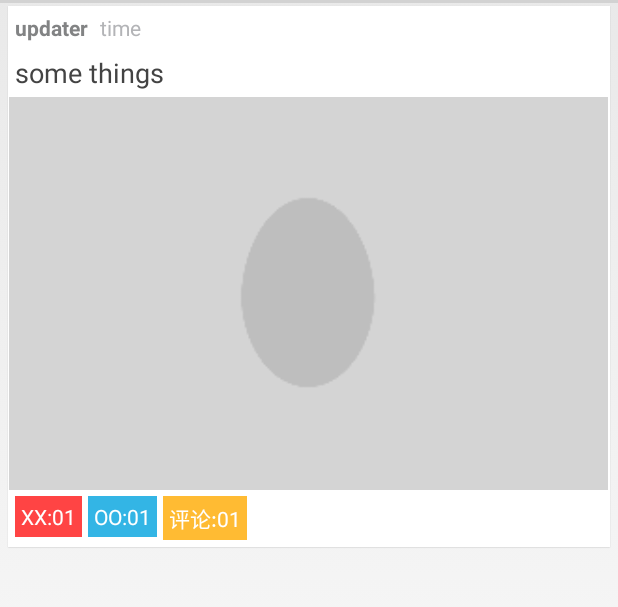
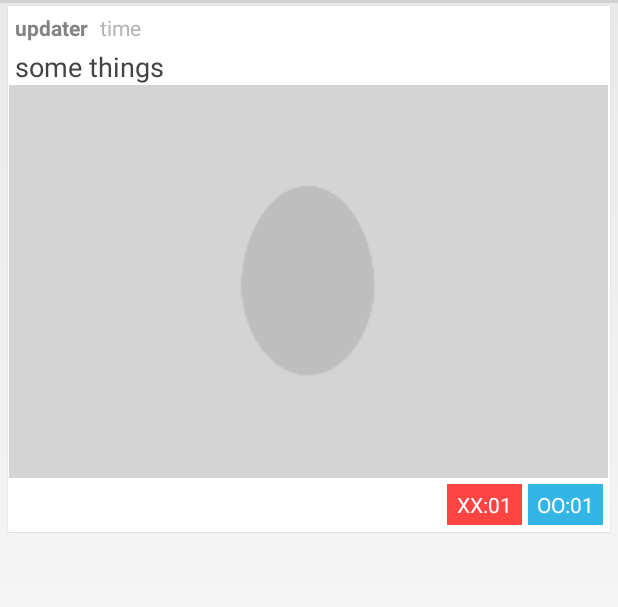
Before and after one commit to geniusnut/Jandanplus, an Android app: the layout pics_fm2.xml on its own in the app's theme, with its tools: preview values and no code run, on a phone screen of 412 x 824 dp, the part 69-676 px from its top. Run offline under Robolectric (Android 15) with nearby library versions, the phone set to English and light mode, and no system bars.

```diff
--- a/app/src/main/res/layout/pics_fm2.xml
+++ b/app/src/main/res/layout/pics_fm2.xml
@@ -43,7 +43,7 @@
         <TextView
             android:layout_width="wrap_content"
             android:layout_height="wrap_content"
-            android:layout_margin="4dp"
+            android:layout_marginLeft="4dp"
             android:textSize="8pt"
             android:textColor="#434343"
             android:text="some things"
@@ -62,13 +62,15 @@
             android:layout_margin="2dp"
             android:layout_width="wrap_content"
             android:layout_height="wrap_content"
-            android:orientation="horizontal">
+            android:orientation="horizontal"
+            android:layout_gravity="right">
             <LinearLayout
-                android:layout_width="wrap_content"
+                android:layout_width="50dp"
                 android:layout_height="wrap_content"
                 android:padding="4dp"
                 android:layout_margin="2dp"
                 android:orientation="horizontal"
+                android:gravity="center"
                 android:background="@android:color/holo_red_light">
                 <TextView
                     android:layout_width="wrap_content"
@@ -83,10 +85,11 @@
                     android:textColor="#ffffff"/>
             </LinearLayout>
             <LinearLayout
-                android:layout_width="wrap_content"
+                android:layout_width="50dp"
                 android:layout_height="wrap_content"
                 android:padding="4dp"
                 android:layout_margin="2dp"
+                android:gravity="center"
                 android:orientation="horizontal"
                 android:background="@android:color/holo_blue_light">
                 <TextView
@@ -101,25 +104,7 @@
                     android:id="@+id/oo"
                     android:textColor="#ffffff"/>
             </LinearLayout>
-            <LinearLayout
-                android:layout_width="wrap_content"
-                android:layout_height="wrap_content"
-                android:padding="4dp"
-                android:layout_margin="2dp"
-                android:orientation="horizontal"
-                android:background="@android:color/holo_orange_light">
-                <TextView
-                    android:layout_width="wrap_content"
-                    android:layout_height="wrap_content"
-                    android:text="评论:"
-                    android:textColor="#ffffff"/>
-                <TextView
-                    android:layout_width="wrap_content"
-                    android:layout_height="wrap_content"
-                    android:text="01"
-                    android:id="@+id/comm"
-                    android:textColor="#ffffff"/>
-            </LinearLayout>
+
         </LinearLayout>
 
         <TextView
```
Also changed, not shown: app/src/main/java/com/roya/jandanplus/Fragment2.java (+18 -2 lines), app/src/main/java/com/roya/jandanplus/JandanParser.java (+18 -0 lines).
